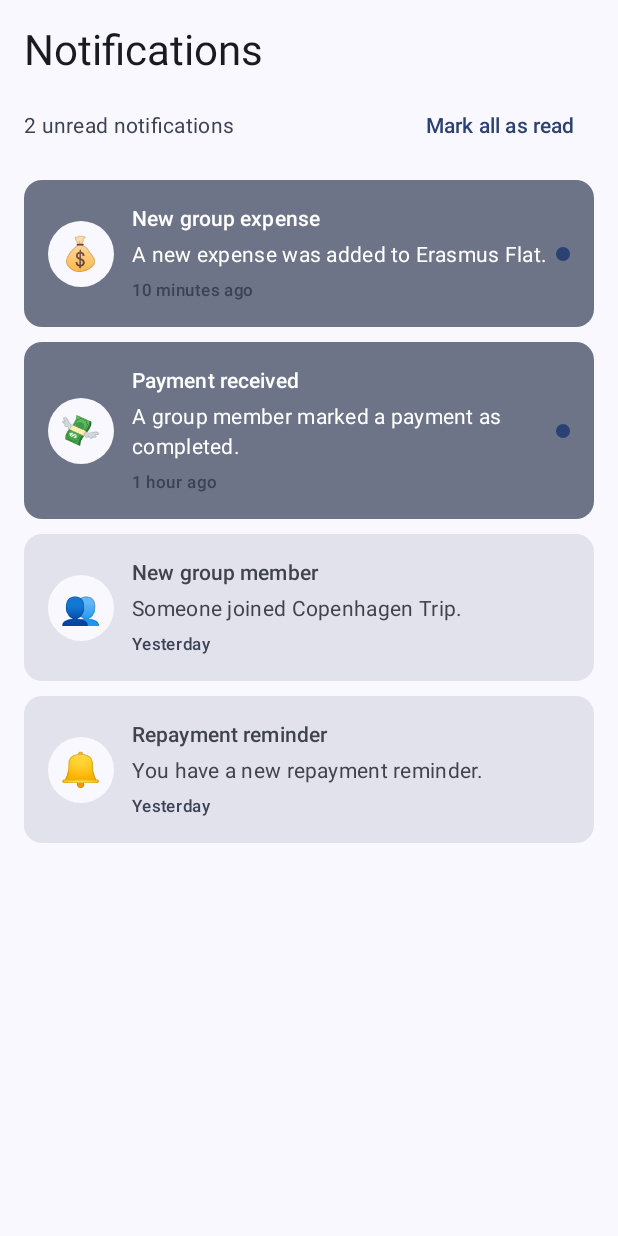
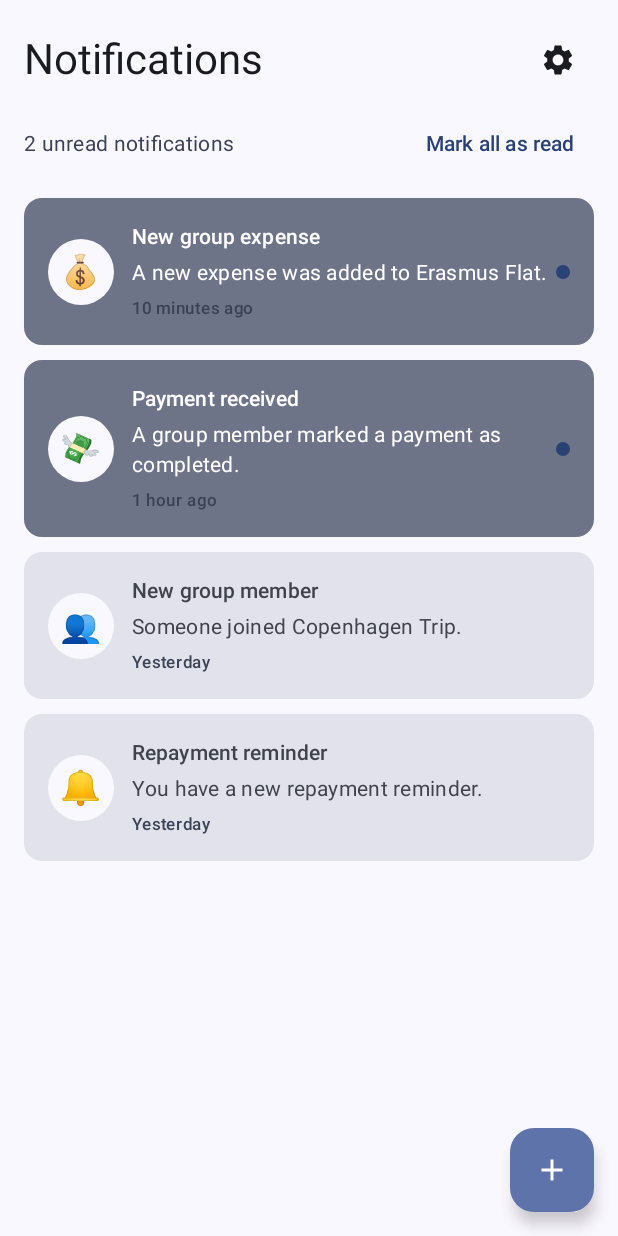
Before and after one commit to ak315810/MSD_AndroidProject, an Android app built with Jetpack Compose: the composable NotificationsScreen shown on its own in the app's theme, on a phone screen of 412 x 824 dp. Run offline under Robolectric (Android 15) with nearby library versions, the phone set to English and light mode, and no system bars.

Commit message:
fix: add navigation to notification settings and reminder screen

```diff
--- a/app/src/main/java/com/androidproject/ui/notifications/NotificationSettingsScreen.kt
+++ b/app/src/main/java/com/androidproject/ui/notifications/NotificationSettingsScreen.kt
@@ -1,4 +1,3 @@
-
 package com.androidproject.ui.notifications
 
 import androidx.compose.foundation.layout.Arrangement
--- a/app/src/main/java/com/androidproject/ui/notifications/NotificationsScreen.kt
+++ b/app/src/main/java/com/androidproject/ui/notifications/NotificationsScreen.kt
@@ -1,4 +1,3 @@
-
 package com.androidproject.ui.notifications
 
 import androidx.compose.foundation.background
@@ -7,6 +6,9 @@ import androidx.compose.foundation.layout.*
 import androidx.compose.foundation.lazy.LazyColumn
 import androidx.compose.foundation.lazy.items
 import androidx.compose.foundation.shape.CircleShape
+import androidx.compose.material.icons.Icons
+import androidx.compose.material.icons.filled.Add
+import androidx.compose.material.icons.filled.Settings
 import androidx.compose.material3.*
 import androidx.compose.runtime.*
 import androidx.compose.ui.Alignment
@@ -22,8 +24,13 @@ data class NotificationItem(
     val isRead: Boolean = false
 )
 
+// The sketch has a gear icon (S13) and a "+" button (S12) on this screen, so both
+// destinations are passed in from the nav graph
 @Composable
-fun NotificationsScreen() {
+fun NotificationsScreen(
+    onSettingsClick: () -> Unit = {},
+    onSendReminderClick: () -> Unit = {}
+) {
 
     val notifications = remember {
         mutableStateListOf(
@@ -52,16 +59,33 @@ fun NotificationsScreen() {
 
     val unreadCount = notifications.count { !it.isRead }
 
+    Scaffold(
+        floatingActionButton = {
+            FloatingActionButton(onClick = onSendReminderClick) {
+                Icon(Icons.Filled.Add, contentDescription = "Send repayment reminder")
+            }
+        }
+    ) { innerPadding ->
         Column(
             modifier = Modifier
                 .fillMaxSize()
+                .padding(innerPadding)
                 .background(MaterialTheme.colorScheme.background)
                 .padding(16.dp)
+        ) {
+            Row(
+                modifier = Modifier.fillMaxWidth(),
+                horizontalArrangement = Arrangement.SpaceBetween,
+                verticalAlignment = Alignment.CenterVertically
             ) {
                 Text(
                     text = "Notifications",
                     style = MaterialTheme.typography.headlineMedium
                 )
+                IconButton(onClick = onSettingsClick) {
+                    Icon(Icons.Filled.Settings, contentDescription = "Notification settings")
+                }
+            }
 
             Spacer(modifier = Modifier.height(8.dp))
 
@@ -177,3 +201,4 @@ fun NotificationsScreen() {
             }
         }
     }
+}
--- a/app/src/main/java/com/androidproject/ui/notifications/RepaymentReminderScreen.kt
+++ b/app/src/main/java/com/androidproject/ui/notifications/RepaymentReminderScreen.kt
@@ -1,4 +1,3 @@
-
 package com.androidproject.ui.notifications
 
 import androidx.compose.foundation.layout.Arrangement
```
Lines whose indentation alone changed are shown as unchanged.
